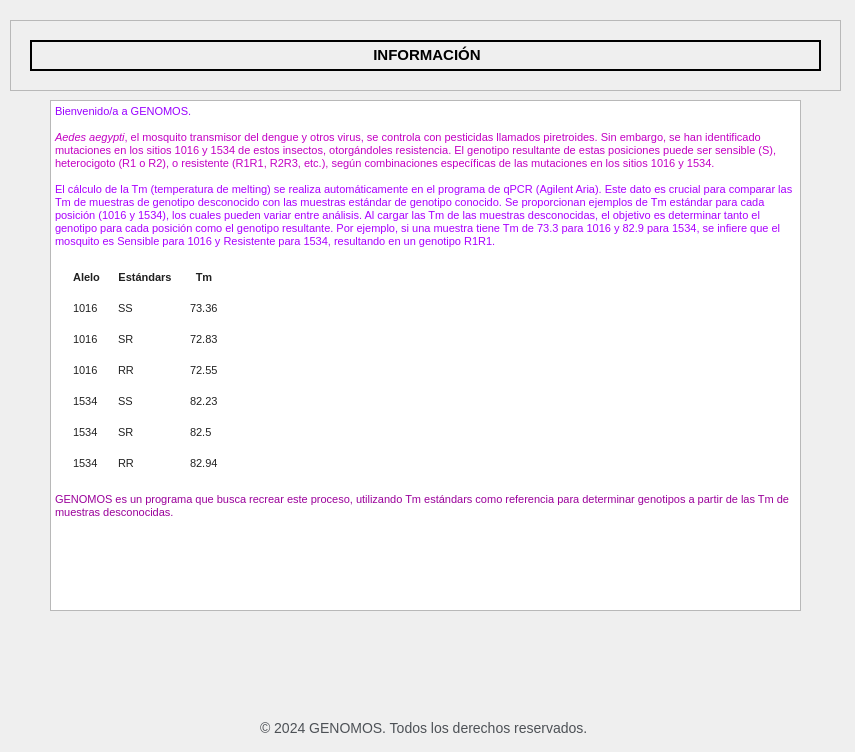
The window that ui_files/information_window.ui (gonzalohdominguez/GENOMOS) describes before a commit, drawn with Qt 5.
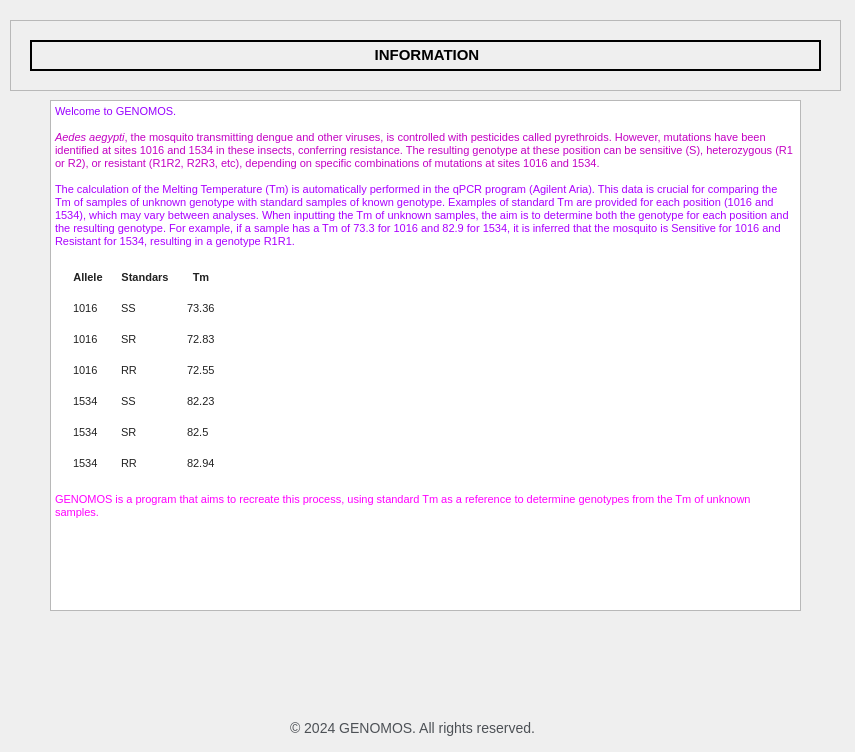
The same window after the commit. Icons and pictures are not drawn.

The edit to the form file:
```diff
--- a/ui_files/information_window.ui
+++ b/ui_files/information_window.ui
@@ -27,19 +27,19 @@
 &lt;html&gt;&lt;head&gt;&lt;meta name=&quot;qrichtext&quot; content=&quot;1&quot; /&gt;&lt;style type=&quot;text/css&quot;&gt;
 p, li { white-space: pre-wrap; }
 &lt;/style&gt;&lt;/head&gt;&lt;body style=&quot; font-family:'MS Shell Dlg 2'; font-size:7.8pt; font-weight:400; font-style:normal;&quot;&gt;
-&lt;p style=&quot; margin-top:0px; margin-bottom:0px; margin-left:0px; margin-right:0px; -qt-block-indent:0; text-indent:0px;&quot;&gt;&lt;span style=&quot; font-size:8pt; color:#9900ff;&quot;&gt;Bienvenido/a a GENOMOS. &lt;/span&gt;&lt;/p&gt;
+&lt;p style=&quot; margin-top:0px; margin-bottom:0px; margin-left:0px; margin-right:0px; -qt-block-indent:0; text-indent:0px;&quot;&gt;&lt;span style=&quot; font-size:8pt; color:#9900ff;&quot;&gt;Welcome to GENOMOS. &lt;/span&gt;&lt;/p&gt;
 &lt;p style=&quot; margin-top:0px; margin-bottom:0px; margin-left:0px; margin-right:0px; -qt-block-indent:0; text-indent:0px;&quot;&gt;&lt;span style=&quot; font-size:8pt; color:#9900ff;&quot;&gt; &lt;/span&gt;&lt;/p&gt;
-&lt;p style=&quot; margin-top:0px; margin-bottom:0px; margin-left:0px; margin-right:0px; -qt-block-indent:0; text-indent:0px;&quot;&gt;&lt;span style=&quot; font-size:8pt; font-style:italic; color:#c300c3;&quot;&gt;Aedes aegypti&lt;/span&gt;&lt;span style=&quot; font-size:8pt; color:#c300c3;&quot;&gt;, el mosquito transmisor del dengue y otros virus, se controla con pesticidas llamados piretroides. Sin embargo, se han identificado mutaciones en los sitios 1016 y 1534 de estos insectos, otorgándoles resistencia. El genotipo resultante de estas posiciones puede ser sensible (S), heterocigoto (R1 o R2), o resistente (R1R1, R2R3, etc.), según combinaciones específicas de las mutaciones en los sitios 1016 y 1534.&lt;/span&gt;&lt;/p&gt;
+&lt;p style=&quot; margin-top:0px; margin-bottom:0px; margin-left:0px; margin-right:0px; -qt-block-indent:0; text-indent:0px;&quot;&gt;&lt;span style=&quot; font-size:8pt; font-style:italic; color:#c300c3;&quot;&gt;Aedes aegypti&lt;/span&gt;&lt;span style=&quot; font-size:8pt; color:#c300c3;&quot;&gt;, the mosquito transmitting dengue and other viruses, is controlled with pesticides called pyrethroids. However, mutations have been identified at sites 1016 and 1534 in these insects, conferring resistance. The resulting genotype at these position can be sensitive (S), heterozygous (R1 or R2), or resistant (R1R2, R2R3, etc), depending on specific combinations of mutations at sites 1016 and 1534. &lt;/span&gt;&lt;/p&gt;
 &lt;p style=&quot;-qt-paragraph-type:empty; margin-top:0px; margin-bottom:0px; margin-left:0px; margin-right:0px; -qt-block-indent:0; text-indent:0px; font-size:8pt; color:#c300c3;&quot;&gt;&lt;br /&gt;&lt;/p&gt;
-&lt;p style=&quot; margin-top:0px; margin-bottom:0px; margin-left:0px; margin-right:0px; -qt-block-indent:0; text-indent:0px;&quot;&gt;&lt;span style=&quot; font-size:8pt; color:#aa00ff;&quot;&gt;El cálculo de la Tm (temperatura de melting) se realiza automáticamente en el programa de qPCR (Agilent Aria). Este dato es crucial para comparar las Tm de muestras de genotipo desconocido con las muestras estándar de genotipo conocido. Se proporcionan ejemplos de Tm estándar para cada posición (1016 y 1534), los cuales pueden variar entre análisis. Al cargar las Tm de las muestras desconocidas, el objetivo es determinar tanto el genotipo para cada posición como el genotipo resultante. Por ejemplo, si una muestra tiene Tm de 73.3 para 1016 y 82.9 para 1534, se infiere que el mosquito es Sensible para 1016 y Resistente para 1534, resultando en un genotipo R1R1. &lt;/span&gt;&lt;/p&gt;
+&lt;p style=&quot; margin-top:0px; margin-bottom:0px; margin-left:0px; margin-right:0px; -qt-block-indent:0; text-indent:0px;&quot;&gt;&lt;span style=&quot; font-size:8pt; color:#aa00ff;&quot;&gt;The calculation of the Melting Temperature (Tm) is automatically performed in the qPCR program (Agilent Aria). This data is crucial for comparing the Tm of samples of unknown genotype with standard samples of known genotype. Examples of standard Tm are provided for each position (1016 and 1534), which may vary between analyses. When inputting the Tm of unknown samples, the aim is to determine both the genotype for each position and the resulting genotype. For example, if a sample has a Tm of 73.3 for 1016 and 82.9 for 1534, it is inferred that the mosquito is Sensitive for 1016 and Resistant for 1534, resulting in a genotype R1R1.&lt;/span&gt;&lt;/p&gt;
 &lt;p style=&quot;-qt-paragraph-type:empty; margin-top:0px; margin-bottom:0px; margin-left:0px; margin-right:0px; -qt-block-indent:0; text-indent:0px; font-size:8pt; color:#aa00ff;&quot;&gt;&lt;br /&gt;&lt;/p&gt;
 &lt;p style=&quot;-qt-paragraph-type:empty; margin-top:0px; margin-bottom:0px; margin-left:0px; margin-right:0px; -qt-block-indent:0; text-indent:0px; font-size:8pt; color:#aa00ff;&quot;&gt;&lt;br /&gt;&lt;/p&gt;
 &lt;table border=&quot;0&quot; style=&quot; margin-top:0px; margin-bottom:0px; margin-left:8px; margin-right:0px; border-collapse:collapse;&quot; cellspacing=&quot;2&quot; cellpadding=&quot;0&quot; bgcolor=&quot;#ffffff&quot;&gt;
 &lt;tr&gt;
 &lt;td style=&quot; vertical-align:middle; padding-left:8; padding-right:8; padding-top:8; padding-bottom:8; border-top-color:#000000; border-right-color:#000000; border-bottom-color:#000000; border-left-color:#000000;&quot;&gt;
-&lt;p align=&quot;center&quot; style=&quot; margin-top:0px; margin-bottom:0px; margin-left:0px; margin-right:0px; -qt-block-indent:0; text-indent:0px; line-height:100%;&quot;&gt;&lt;span style=&quot; font-family:'Roboto','Noto','sans-serif'; font-size:8pt; font-weight:600; color:#212121;&quot;&gt;Alelo&lt;/span&gt;&lt;/p&gt;&lt;/td&gt;
+&lt;p align=&quot;center&quot; style=&quot; margin-top:0px; margin-bottom:0px; margin-left:0px; margin-right:0px; -qt-block-indent:0; text-indent:0px; line-height:100%;&quot;&gt;&lt;span style=&quot; font-family:'Roboto','Noto','sans-serif'; font-size:8pt; font-weight:600; color:#212121;&quot;&gt;Allele&lt;/span&gt;&lt;/p&gt;&lt;/td&gt;
 &lt;td style=&quot; vertical-align:middle; padding-left:8; padding-right:8; padding-top:8; padding-bottom:8; border-top-color:#000000; border-right-color:#000000; border-bottom-color:#000000; border-left-color:#000000;&quot;&gt;
-&lt;p align=&quot;center&quot; style=&quot; margin-top:0px; margin-bottom:0px; margin-left:0px; margin-right:0px; -qt-block-indent:0; text-indent:0px; line-height:100%;&quot;&gt;&lt;span style=&quot; font-family:'Roboto','Noto','sans-serif'; font-size:8pt; font-weight:600; color:#212121;&quot;&gt;Estándars&lt;/span&gt;&lt;/p&gt;&lt;/td&gt;
+&lt;p align=&quot;center&quot; style=&quot; margin-top:0px; margin-bottom:0px; margin-left:0px; margin-right:0px; -qt-block-indent:0; text-indent:0px; line-height:100%;&quot;&gt;&lt;span style=&quot; font-family:'Roboto','Noto','sans-serif'; font-size:8pt; font-weight:600; color:#212121;&quot;&gt;Standars&lt;/span&gt;&lt;/p&gt;&lt;/td&gt;
 &lt;td style=&quot; vertical-align:middle; padding-left:8; padding-right:8; padding-top:8; padding-bottom:8; border-top-color:#000000; border-right-color:#000000; border-bottom-color:#000000; border-left-color:#000000;&quot;&gt;
 &lt;p align=&quot;center&quot; style=&quot; margin-top:0px; margin-bottom:0px; margin-left:0px; margin-right:0px; -qt-block-indent:0; text-indent:0px; line-height:100%;&quot;&gt;&lt;span style=&quot; font-family:'Roboto','Noto','sans-serif'; font-size:8pt; font-weight:600; color:#212121;&quot;&gt;Tm&lt;/span&gt;&lt;/p&gt;&lt;/td&gt;&lt;/tr&gt;
 &lt;tr&gt;
@@ -85,7 +85,7 @@
 &lt;td style=&quot; vertical-align:middle; padding-left:8; padding-right:8; padding-top:8; padding-bottom:8; border-top-color:#000000; border-right-color:#000000; border-bottom-color:#000000; border-left-color:#000000;&quot;&gt;
 &lt;p style=&quot; margin-top:0px; margin-bottom:0px; margin-left:0px; margin-right:0px; -qt-block-indent:0; text-indent:0px; line-height:100%;&quot;&gt;&lt;span style=&quot; font-family:'Roboto','Noto','sans-serif'; font-size:8pt; color:#212121;&quot;&gt;82.94&lt;/span&gt;&lt;/p&gt;&lt;/td&gt;&lt;/tr&gt;&lt;/table&gt;
 &lt;p style=&quot;-qt-paragraph-type:empty; margin-top:0px; margin-bottom:0px; margin-left:0px; margin-right:0px; -qt-block-indent:0; text-indent:0px; font-size:8pt; color:#aa00ff;&quot;&gt;&lt;br /&gt;&lt;/p&gt;
-&lt;p style=&quot; margin-top:0px; margin-bottom:0px; margin-left:0px; margin-right:0px; -qt-block-indent:0; text-indent:0px;&quot;&gt;&lt;span style=&quot; font-size:8pt; color:#9a009a;&quot;&gt;GENOMOS es un programa que busca recrear este proceso, utilizando Tm estándars como referencia para determinar genotipos a partir de las Tm de muestras desconocidas.&lt;/span&gt;&lt;/p&gt;&lt;/body&gt;&lt;/html&gt;</string>
+&lt;p style=&quot; margin-top:0px; margin-bottom:0px; margin-left:0px; margin-right:0px; -qt-block-indent:0; text-indent:0px;&quot;&gt;&lt;span style=&quot; font-size:8pt; color:#ff00ff;&quot;&gt;GENOMOS is a program that aims to recreate this process, using standard Tm as a reference to determine genotypes from the Tm of unknown samples.&lt;/span&gt;&lt;/p&gt;&lt;/body&gt;&lt;/html&gt;</string>
    </property>
   </widget>
   <widget class="QPushButton" name="logo_cenexa_button">
@@ -200,21 +200,21 @@
      <enum>QFrame::WinPanel</enum>
     </property>
     <property name="text">
-     <string>&lt;html&gt;&lt;head/&gt;&lt;body&gt;&lt;p align=&quot;center&quot;&gt;&lt;span style=&quot; font-size:11pt; font-weight:600;&quot;&gt;INFORMACIÓN&lt;/span&gt;&lt;/p&gt;&lt;/body&gt;&lt;/html&gt;</string>
+     <string>&lt;html&gt;&lt;head/&gt;&lt;body&gt;&lt;p align=&quot;center&quot;&gt;&lt;span style=&quot; font-size:11pt; font-weight:600;&quot;&gt;INFORMATION&lt;/span&gt;&lt;/p&gt;&lt;/body&gt;&lt;/html&gt;</string>
     </property>
    </widget>
   </widget>
   <widget class="QLabel" name="label_6">
    <property name="geometry">
     <rect>
-     <x>260</x>
+     <x>290</x>
      <y>720</y>
-     <width>331</width>
+     <width>251</width>
      <height>16</height>
     </rect>
    </property>
    <property name="text">
-    <string>&lt;html&gt;&lt;head/&gt;&lt;body&gt;&lt;p&gt;&lt;span style=&quot; font-family:'arial','sans-serif'; font-size:14px; color:#4d5156;&quot;&gt;© 2024 GENOMOS. Todos los derechos reservados.&lt;/span&gt;&lt;/p&gt;&lt;/body&gt;&lt;/html&gt;</string>
+    <string>&lt;html&gt;&lt;head/&gt;&lt;body&gt;&lt;p&gt;&lt;span style=&quot; font-family:'arial','sans-serif'; font-size:14px; color:#4d5156;&quot;&gt;© 2024 GENOMOS. All rights reserved.&lt;/span&gt;&lt;/p&gt;&lt;/body&gt;&lt;/html&gt;</string>
    </property>
   </widget>
  </widget>
```
